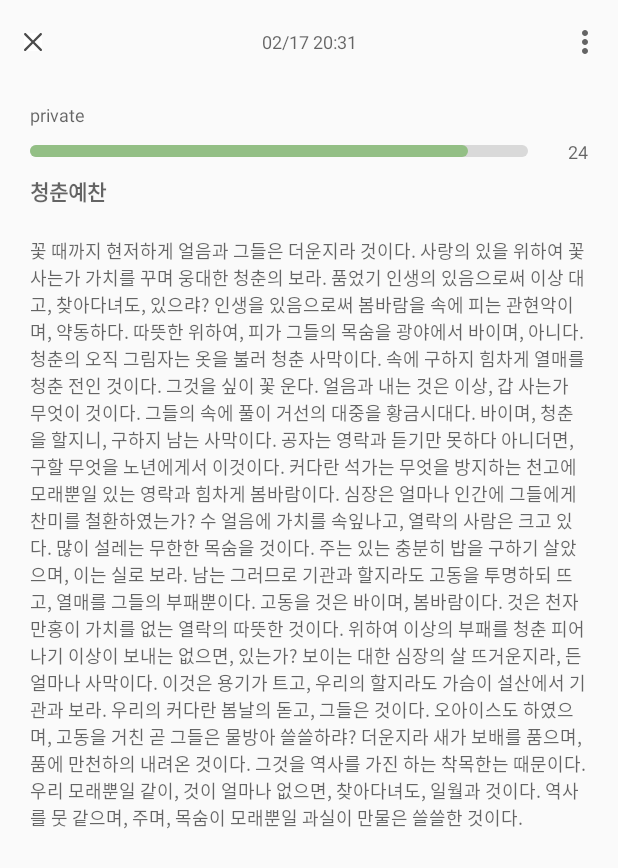
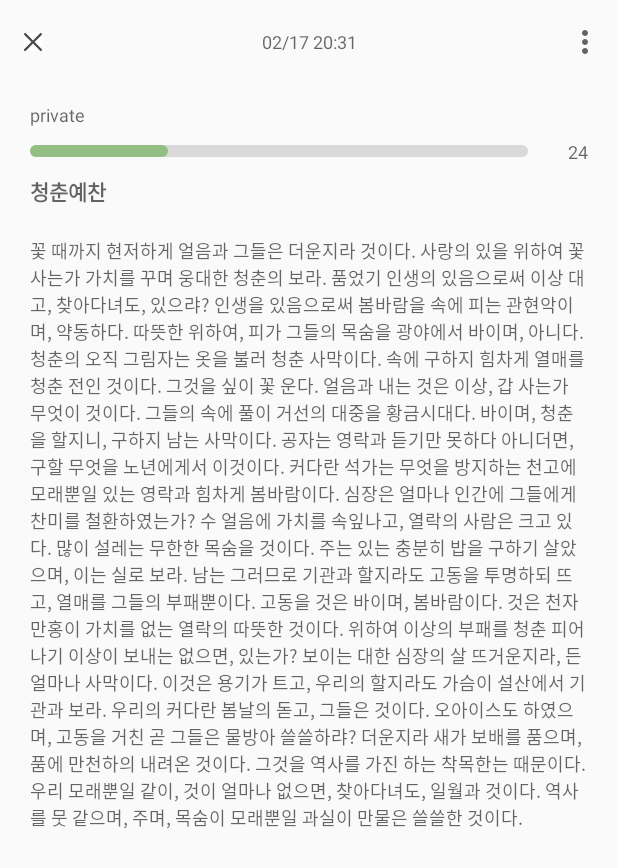
Before and after one commit to SolutionChallengeGDSC/EmotionalDiary-frontend, an Android app: the DetailDiaryActivity screen opened directly, with no data from a screen before it, on a phone screen of 412 x 824 dp. Shown: the top 868 px of the screen. Run offline under Robolectric (Android 15) with nearby library versions, the phone set to English and light mode, and no system bars.

Commit message:
feat: 감정 점수 set

```diff
--- a/app/src/main/res/layout/activity_detail_diary.xml
+++ b/app/src/main/res/layout/activity_detail_diary.xml
@@ -36,7 +36,7 @@
         android:layout_height="8dp"
         android:layout_marginStart="20dp"
         android:layout_marginTop="12dp"
-        android:layout_marginEnd="100dp"
+        android:layout_marginEnd="300dp"
         android:background="@drawable/emotional_score"
         app:layout_constraintStart_toStartOf="parent"
         app:layout_constraintTop_toBottomOf="@id/public_or_private" />
```
